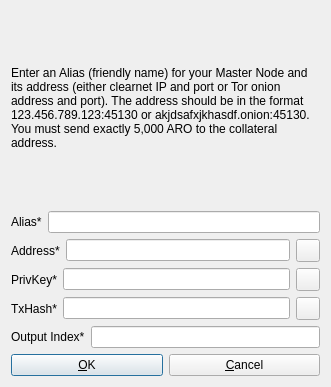
arioncoin/arioncoin-archived-do-not-use, file src/qt/forms/addeditmasternode.ui: the form before one commit.
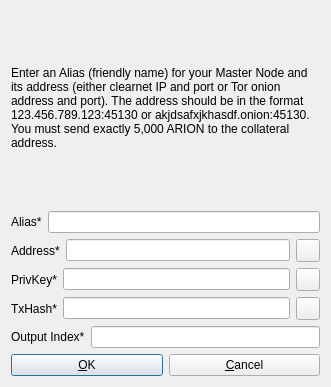
The form after the commit. Icons and pictures are not drawn.

```diff
--- a/src/qt/forms/addeditmasternode.ui
+++ b/src/qt/forms/addeditmasternode.ui
@@ -26,7 +26,7 @@
       </sizepolicy>
      </property>
      <property name="text">
-      <string>Enter an Alias (friendly name) for your Master Node and its address (either clearnet IP and port or Tor onion address and port). The address should be in the format 123.456.789.123:45130 or akjdsafxjkhasdf.onion:45130. You must send exactly 5,000 ARO to the collateral address.</string>
+      <string>Enter an Alias (friendly name) for your Master Node and its address (either clearnet IP and port or Tor onion address and port). The address should be in the format 123.456.789.123:45130 or akjdsafxjkhasdf.onion:45130. You must send exactly 5,000 ARION to the collateral address.</string>
      </property>
      <property name="wordWrap">
       <bool>true</bool>
```
